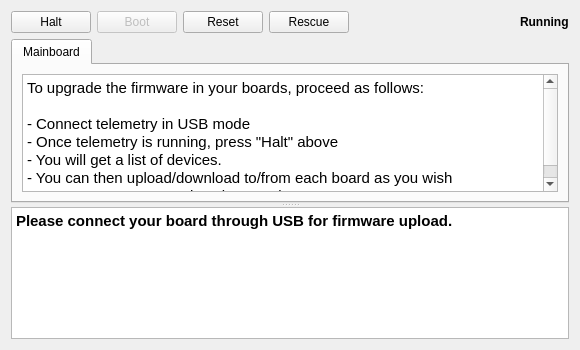
openpilot/OpenPilot, file ground/src/plugins/uploader/uploader.ui: the form before one commit.
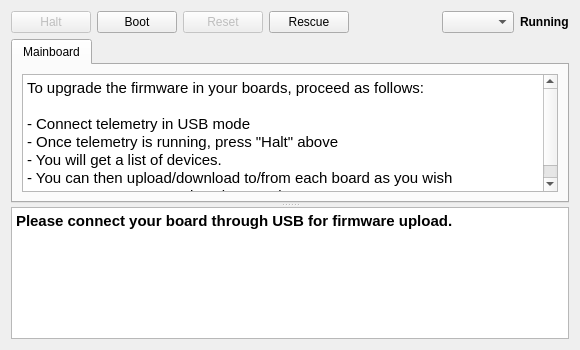
The form after the commit.

Commit message: OP-214 : Ported SSP capabilities to GCS Uploader gadget - SSP not active yet, but USB still works as before.

What changed in the file:
```diff
--- a/ground/src/plugins/uploader/uploader.ui
+++ b/ground/src/plugins/uploader/uploader.ui
@@ -18,6 +18,9 @@
     <layout class="QHBoxLayout" name="horizontalLayout">
      <item>
       <widget class="QPushButton" name="haltButton">
+       <property name="enabled">
+        <bool>false</bool>
+       </property>
        <property name="toolTip">
         <string>Tells the mainboard to go down
 to bootloader mode.</string>
@@ -30,7 +33,7 @@
      <item>
       <widget class="QPushButton" name="bootButton">
        <property name="enabled">
-        <bool>false</bool>
+        <bool>true</bool>
        </property>
        <property name="toolTip">
         <string>Boots the system.
@@ -43,6 +46,9 @@
      </item>
      <item>
       <widget class="QPushButton" name="resetButton">
+       <property name="enabled">
+        <bool>false</bool>
+       </property>
        <property name="toolTip">
         <string>Reset the system.</string>
        </property>
@@ -75,6 +81,9 @@
        </property>
       </spacer>
      </item>
+     <item>
+      <widget class="QComboBox" name="telemetryLink"/>
+     </item>
      <item>
       <widget class="QLabel" name="boardStatus">
        <property name="font">
```
Left out of the diff: 11 changed lines with no effect on the pictures. The commit also changes 14 other files.
